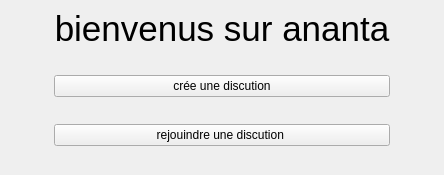
Before: the Qt Designer form launcher/launcher.ui in https-github-com-anantasystem/AnantaSystem, drawn with Qt 5.
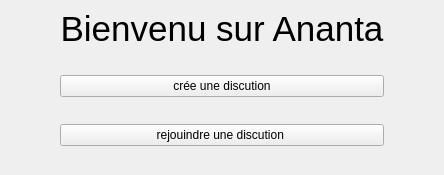
After: the same form once the commit is applied. Icons and pictures are not drawn.

What changed in the file:
```diff
--- a/launcher/launcher.ui
+++ b/launcher/launcher.ui
@@ -68,7 +68,7 @@
     <item row="0" column="1">
      <widget class="QLabel" name="label">
       <property name="text">
-       <string>&lt;html&gt;&lt;head/&gt;&lt;body&gt;&lt;p align=&quot;center&quot;&gt;&lt;span style=&quot; font-size:26pt;&quot;&gt;bienvenus sur ananta&lt;/span&gt;&lt;/p&gt;&lt;/body&gt;&lt;/html&gt;</string>
+       <string>&lt;html&gt;&lt;head/&gt;&lt;body&gt;&lt;p align=&quot;center&quot;&gt;&lt;span style=&quot; font-size:26pt;&quot;&gt;Bienvenu sur Ananta&lt;/span&gt;&lt;/p&gt;&lt;/body&gt;&lt;/html&gt;</string>
       </property>
      </widget>
     </item>
```
